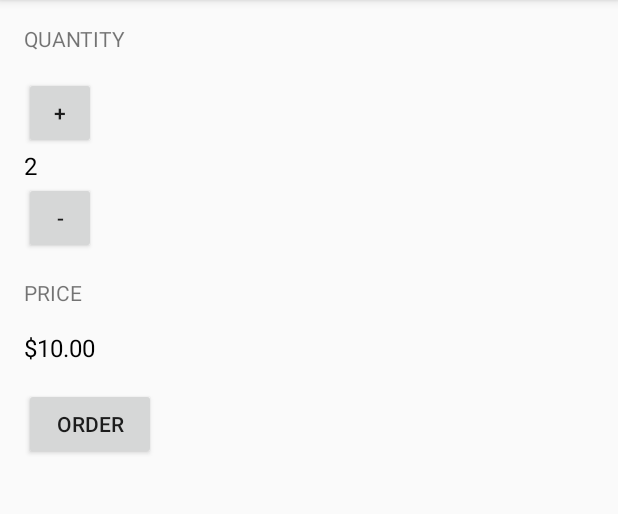
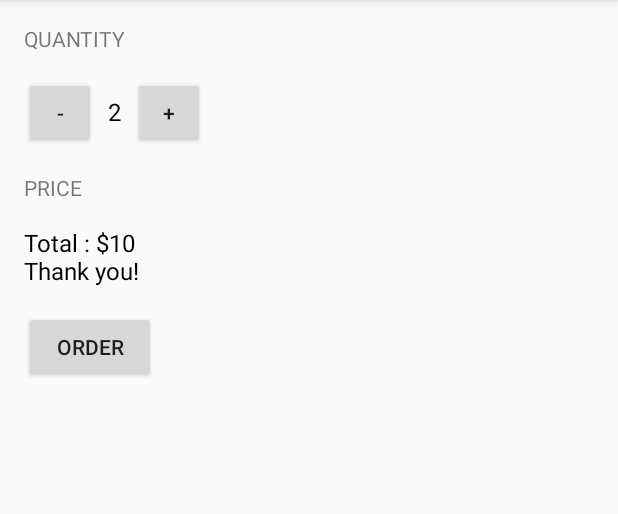
Before and after one commit to yordan-romeev/JustJava, an Android app: the screen it shows after launch (MainActivity), after a tap on "ORDER", on a phone screen of 412 x 824 dp, the part 84-598 px from its top. Run offline under Robolectric (Android 15) with nearby library versions, the phone set to English and light mode, and no system bars.

Commit message:
add order message

```diff
--- a/app/src/main/java/com/example/android/justjava/MainActivity.java
+++ b/app/src/main/java/com/example/android/justjava/MainActivity.java
@@ -12,6 +12,7 @@ import java.text.NumberFormat;
  */
 public class MainActivity extends AppCompatActivity {
     int quantity = 2;
+
     @Override
     protected void onCreate(Bundle savedInstanceState) {
         super.onCreate(savedInstanceState);
@@ -22,7 +23,8 @@ public class MainActivity extends AppCompatActivity {
      * This method is called when the order button is clicked.
      */
     public void submitOrder(View view) {
-        displayPrice(quantity*5);
+        String message = "Total : $" + quantity*5 + "\nThank you!";
+        displayMessage(message);
     }
 
     public void increment(View view) {
@@ -50,4 +52,12 @@ public class MainActivity extends AppCompatActivity {
         TextView priceTextView = (TextView) findViewById(R.id.price_text_view);
         priceTextView.setText(NumberFormat.getCurrencyInstance().format(number));
     }
+
+    /**
+     * This method displays the given text on the screen.
+     */
+    private void displayMessage(String message) {
+        TextView priceTextView = (TextView) findViewById(R.id.price_text_view);
+        priceTextView.setText(message);
+    }
 }
--- a/app/src/main/res/layout/activity_main.xml
+++ b/app/src/main/res/layout/activity_main.xml
@@ -17,16 +17,23 @@
         android:text="Quantity"
         android:textAllCaps="true" />
 
+    <LinearLayout
+        android:layout_width="wrap_content"
+        android:layout_height="wrap_content"
+        android:orientation="horizontal">
+
         <Button
             android:layout_width="48dp"
             android:layout_height="48dp"
-        android:onClick="increment"
-        android:text="+" />
+            android:onClick="decrement"
+            android:text="-" />
 
         <TextView
             android:id="@+id/quantity_text_view"
             android:layout_width="wrap_content"
             android:layout_height="wrap_content"
+            android:layout_marginLeft="8dp"
+            android:layout_marginRight="8dp"
             android:text="2"
             android:textAllCaps="true"
             android:textColor="@android:color/black"
@@ -35,8 +42,10 @@
         <Button
             android:layout_width="48dp"
             android:layout_height="48dp"
-        android:onClick="decrement"
-        android:text="-" />
+            android:onClick="increment"
+            android:text="+" />
+
+    </LinearLayout>
 
     <TextView
         android:layout_width="wrap_content"
@@ -51,9 +60,9 @@
         android:layout_width="wrap_content"
         android:layout_height="wrap_content"
         android:text="$10"
-        android:textAllCaps="true"
         android:textColor="@android:color/black"
-        android:textSize="16sp" />
+        android:textSize="16sp"
+        />
 
     <Button
         android:layout_width="wrap_content"
```
Lines whose indentation alone changed are shown as unchanged.
